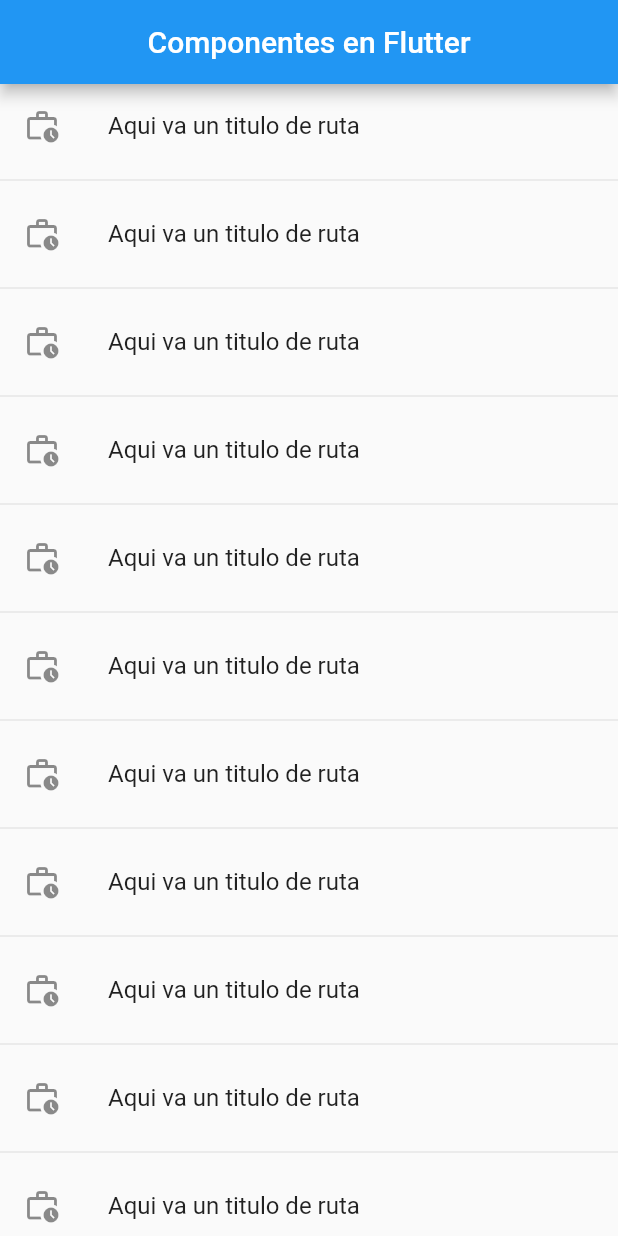
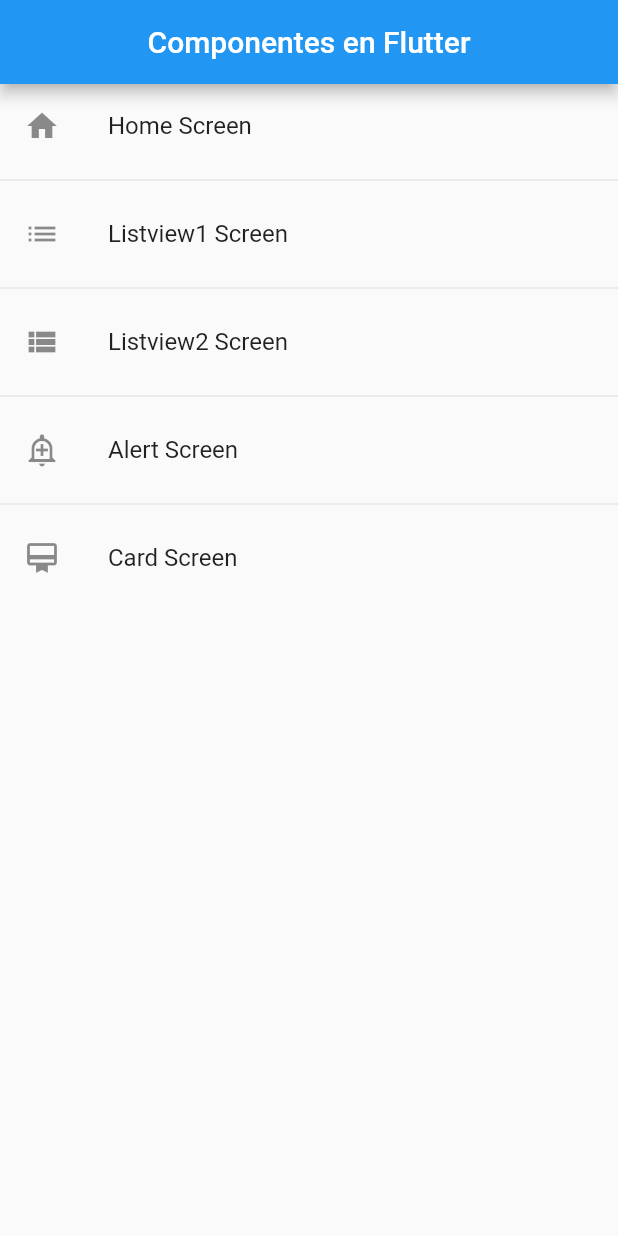
Before and after one commit to gomezaf/fl_components, a Flutter app: the screen it shows after launch, on a phone screen of 412 x 824 dp. Run offline on Flutter 3.47's test engine with Material 2 defaults, Android fonts, the phone set to English and light mode, and no system bars.

Commit message:
implement dynamic routing

```diff
--- a/lib/main.dart
+++ b/lib/main.dart
@@ -13,7 +13,8 @@ class MyApp extends StatelessWidget {
       debugShowCheckedModeBanner: false,
       title: 'Material App',
       initialRoute: AppRoutes.initialRoute,
-      routes: AppRoutes.routes,
+      routes: AppRoutes.getAppRoutes(),
+      onGenerateRoute: AppRoutes.onGenerateRoute,
     );
   }
 }
--- a/lib/router/app_routes.dart
+++ b/lib/router/app_routes.dart
@@ -6,12 +6,12 @@ import 'package:fl_components/screens/screens.dart';
 class AppRoutes {
   static const initialRoute = 'home';
 
-  static final menuOptions = <MenuOption>{
+  static final menuOptions = <MenuOption>[
     MenuOption(
         icon: Icons.home,
         name: 'Home Screen',
         route: 'home',
-        screen: const HomeScreen()),
+        screen: HomeScreen()),
     MenuOption(
         icon: Icons.list,
         name: 'Listview1 Screen',
@@ -32,15 +32,24 @@ class AppRoutes {
         name: 'Card Screen',
         route: 'card',
         screen: const CardScreen())
-  };
+  ];
 
-  static Map<String, Widget Function(BuildContext)> routes = {
-    'home': (BuildContext context) => const HomeScreen(),
-    'listview1': (BuildContext context) => const Listview1Screen(),
-    'listview2': (BuildContext context) => const Listview2Screen(),
-    'alert': (BuildContext context) => const AlertScreen(),
-    'card': (BuildContext context) => const CardScreen(),
-  };
+  static Map<String, Widget Function(BuildContext)> getAppRoutes() {
+    Map<String, Widget Function(BuildContext)> appRoutes = {};
+
+    for (var option in menuOptions) {
+      appRoutes.addAll({option.route: (BuildContext context) => option.screen});
+    }
+    return appRoutes;
+  }
+
+  // static Map<String, Widget Function(BuildContext)> routes = {
+  //   'home': (BuildContext context) => const HomeScreen(),
+  //   'listview1': (BuildContext context) => const Listview1Screen(),
+  //   'listview2': (BuildContext context) => const Listview2Screen(),
+  //   'alert': (BuildContext context) => const AlertScreen(),
+  //   'card': (BuildContext context) => const CardScreen(),
+  // };
 
   static Route<dynamic> onGenerateRoute(RouteSettings settings) {
     return MaterialPageRoute(
--- a/lib/screens/home_screen.dart
+++ b/lib/screens/home_screen.dart
@@ -1,3 +1,4 @@
+import 'package:fl_components/router/app_routes.dart';
 import 'package:flutter/material.dart';
 // ignore: unused_import
 import 'package:fl_components/screens/screens.dart';
@@ -7,13 +8,14 @@ class HomeScreen extends StatelessWidget {
 
   @override
   Widget build(BuildContext context) {
+    final menuOptions = AppRoutes.menuOptions;
     return Scaffold(
       appBar:
           AppBar(title: const Center(child: Text('Componentes en Flutter'))),
       body: ListView.separated(
-        itemBuilder: (context, index) => ListTile(
-          leading: const Icon(Icons.work_history_outlined),
-          title: const Text('Aqui va un titulo de ruta'),
+        itemBuilder: (context, i) => ListTile(
+          leading: Icon(menuOptions[i].icon),
+          title: Text(menuOptions[i].name),
           onTap: () {
             // Esta es una forma de navegar, aqui puedo controlar animacion de transicion y etc.
             // final route = MaterialPageRoute(
@@ -21,11 +23,11 @@ class HomeScreen extends StatelessWidget {
             // Navigator.push(context, route);
 
             // esta es otra forma mas facil, pero que me restrinje mas
-            Navigator.pushNamed(context, 'listview2');
+            Navigator.pushNamed(context, menuOptions[i].route);
           },
         ),
         separatorBuilder: (_, __) => const Divider(),
-        itemCount: 30,
+        itemCount: menuOptions.length,
       ),
     );
   }
```
